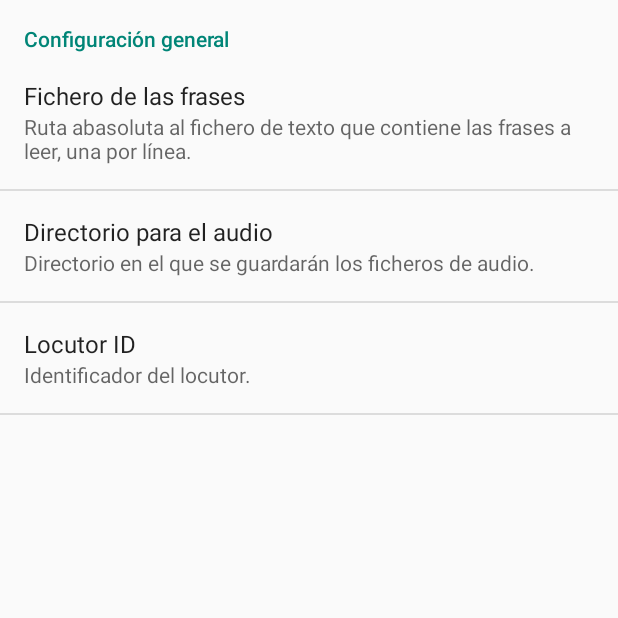
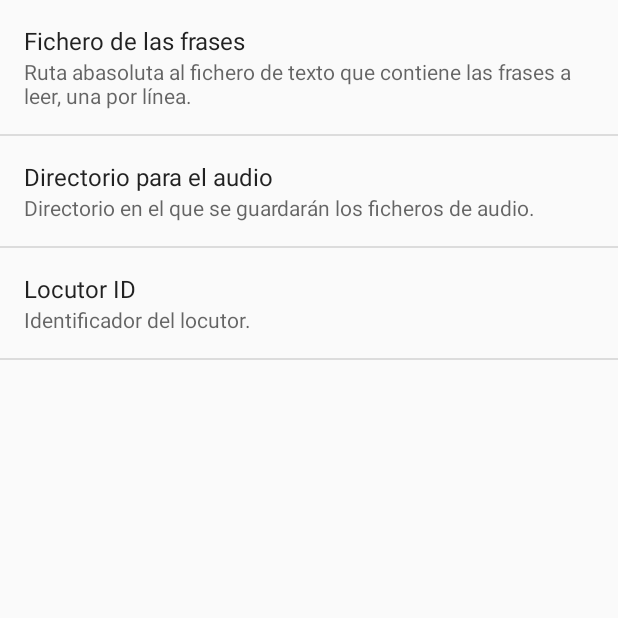
Before and after one commit to egranell/Read4SpeechExperiments, an Android app: the screen it shows after launch (settings), after a tap on an icon or button, on a phone screen of 412 x 824 dp, the top half of it. Run offline under Robolectric (Android 15) with nearby library versions, the phone set to English and light mode, and no system bars.

Commit message:
Mejoras menores

```diff
--- a/app/src/main/AndroidManifest.xml
+++ b/app/src/main/AndroidManifest.xml
@@ -9,7 +9,7 @@
 
     <application
         android:allowBackup="true"
-        android:icon="@drawable/r4se_icono"
+        android:icon="@drawable/r4se_icono_app"
         android:label="@string/app_name"
         android:theme="@style/AppTheme" >
         <activity
@@ -20,7 +20,7 @@
                 <category android:name="android.intent.category.LAUNCHER" />
             </intent-filter>
         </activity>
-        <activity android:name="com.aemus.Read4SpeechExperiments.settings"></activity>
+        <activity android:name="com.aemus.Read4SpeechExperiments.settings"/>
     </application>
 
 </manifest>
--- a/app/src/main/java/com/aemus/Read4SpeechExperiments/MainActivity.java
+++ b/app/src/main/java/com/aemus/Read4SpeechExperiments/MainActivity.java
@@ -7,7 +7,9 @@ import android.content.DialogInterface;
 import android.content.Intent;
 import android.content.SharedPreferences;
 import android.media.AudioFormat;
+import android.media.AudioManager;
 import android.media.AudioRecord;
+import android.media.AudioTrack;
 import android.media.MediaPlayer;
 import android.media.MediaPlayer.OnCompletionListener;
 import android.media.MediaRecorder.AudioSource;
@@ -44,8 +46,10 @@ import android.widget.RelativeLayout;
 import android.widget.TextView;
 import android.widget.Toast;
 
+import java.io.BufferedInputStream;
 import java.io.BufferedOutputStream;
 import java.io.BufferedReader;
+import java.io.DataInputStream;
 import java.io.File;
 import java.io.FileInputStream;
 import java.io.FileNotFoundException;
@@ -167,7 +171,7 @@ public class MainActivity extends ActionBarActivity {
             public void onInit(int status) {
             }
         });
-        // Añadir en la configuración la posibilidad de elegir el idioma
+        // Añadir en la configuración la posibilidad de habilitar el sintetizador y elegir el idioma
         tts.setLanguage(new Locale("es", "ES"));
 
         init();
@@ -310,13 +314,10 @@ public class MainActivity extends ActionBarActivity {
 
     void init() {
         SharedPreferences settings = PreferenceManager.getDefaultSharedPreferences(this);
-        /*if (!new File(settings.getString("mandatoryFile", "NULL")).exists()) {
-            Toast.makeText(getApplicationContext(), "To use this software it is necessary to define at least the mandatory sentences file to read.\nIt will load the demo sentences.", Toast.LENGTH_LONG).show();
-        }*/
-
-        if (settings.getString("name", "").matches("")) {
-            Toast.makeText(getApplicationContext(), "Please set the name of the speaker.", Toast.LENGTH_LONG).show();
-        }
+        if (!new File(settings.getString("mandatoryFile", "NULL")).exists())
+            Toast.makeText(getApplicationContext(), R.string.senteceFileNeeded, Toast.LENGTH_LONG).show();
+        if (settings.getString("name", "").matches(""))
+            Toast.makeText(getApplicationContext(), R.string.setSpeakerID, Toast.LENGTH_LONG).show();
         rootDir = new File(Environment.getExternalStorageDirectory().getPath() + "/Read4SpeechExperiments/" +
                 settings.getString("audioPath", ""));
         name = settings.getString("name", "");
@@ -326,7 +327,7 @@ public class MainActivity extends ActionBarActivity {
         Long spaceAvailable = getAvailableSpaceInKB();
         Long spaceNecessary = (long) sentences.size() * 300;
         if (spaceAvailable < spaceNecessary) {
-            notSpaceDialog.setMessage("There is not enough free space to record all sentences.\nPlease free at least " + (spaceNecessary / 1024 + 1) + " MB before using this application.");
+            notSpaceDialog.setMessage(R.string.spaceNecessary1 + String.valueOf(spaceNecessary / 1024 + 1) + R.string.spaceNecessary2);
             notSpaceDialog.show();
         }
         if (!rootDir.exists()) {
@@ -334,7 +335,7 @@ public class MainActivity extends ActionBarActivity {
                 Log.e(tag, "Cannot create directory: " + rootDir);
             }
         }
-        if (!new File(rootDir + "/" + name + "_transcripts_" + ID + ".txt").exists())
+        if (new File(rootDir + "/" + name + "_transcripts_" + ID + ".txt").exists())
             writeToFile(fileNames, sentences);
     }
 
@@ -476,7 +477,7 @@ public class MainActivity extends ActionBarActivity {
     void sendData(Boolean confirmation) {
         float done = getPercentDone();
         if (done == 0) {
-            Toast.makeText(getApplicationContext(), "There are not records to send.", Toast.LENGTH_LONG).show();
+            Toast.makeText(getApplicationContext(), R.string.noRecords, Toast.LENGTH_LONG).show();
         } else {
             if (done < 100 && !confirmation) {
                 sendDialog.show();
@@ -524,15 +525,16 @@ public class MainActivity extends ActionBarActivity {
                 }
 
                 if (settings.getString("name", null) == null) {
-                    Toast.makeText(getApplicationContext(), R.string.setSpeakerName, Toast.LENGTH_LONG).show();
+                    Toast.makeText(getApplicationContext(), R.string.setSpeakerID, Toast.LENGTH_LONG).show();
                     Intent i = new Intent(this, settings.class);
                     startActivityForResult(i, RESULT_SETTINGS);
                 }
 
-                File optionalFile = new File(settings.getString("optionalFile", ""));
+                /*File optionalFile = new File(settings.getString("optionalFile", ""));
                 if (!optionalFile.exists() && optionalFile.getAbsolutePath().matches("/")) {
-                    //Toast.makeText(getApplicationContext(), "The optional sentences file: " + optionalFile.getAbsolutePath() + " doesn't exist.", Toast.LENGTH_LONG).show();
-                }
+                    Toast.makeText(getApplicationContext(), "The optional sentences file: " + optionalFile.getAbsolutePath() + " doesn't exist.", Toast.LENGTH_LONG).show();
+                }*/
+
                 File file = new File(rootDir + "/" + name + "_transcripts_" + ID + ".txt");
                 if (file.exists()) {
                     if (!file.delete()) {
@@ -559,7 +561,7 @@ public class MainActivity extends ActionBarActivity {
         private static final String ARG_RECORDING = "recording";
         private static final String ARG_HANDFREE_RECORDING = "handFreeRecording";
         private static final String ARG_PLAYING = "playing";
-        public final Handler handler;
+        private static Handler handler = null;
         TextView sentenceNumber;
         TextView progress;
         TextView sentence;
@@ -632,8 +634,8 @@ public class MainActivity extends ActionBarActivity {
             progressBar.setMax(100);
             progressBar.setProgressDrawable(getResources().getDrawable(R.drawable.progressbar));
             progressBar.setProgress((int) getPercentDone());
-            progress.setText(String.format("%.2f", getPercentDone()) + "%");
-            sentenceNumber.setText(getResources().getString(R.string.sentence) + " " + Integer.toString(getArguments().getInt(ARG_SENTENCE_NUMBER)) + "/" + sentences.size());
+            progress.setText(String.format("%s%%", String.format("%.2f", getPercentDone())));
+            sentenceNumber.setText(String.format("%s%s/%d", getResources().getString(R.string.sentence), Integer.toString(getArguments().getInt(ARG_SENTENCE_NUMBER)), sentences.size()));
             sentence.setText(sentences.get(getArguments().getInt(ARG_SENTENCE_NUMBER) - 1));
             sentence.setOnClickListener(new OnClickListener() {
                 public void onClick(View arg0) {
@@ -713,7 +715,7 @@ public class MainActivity extends ActionBarActivity {
 
                     } else {
                         if (PreferenceManager.getDefaultSharedPreferences(getActivity()).getString("name", "").matches("")) {
-                            Toast.makeText(context, R.string.setSpeakerName, Toast.LENGTH_LONG).show();
+                            Toast.makeText(context, R.string.setSpeakerID, Toast.LENGTH_LONG).show();
                             Intent i = new Intent(context, settings.class);
                             startActivityForResult(i, RESULT_SETTINGS);
                         }else{
@@ -818,6 +820,51 @@ public class MainActivity extends ActionBarActivity {
                         } catch (IOException e) {
                             Log.e(tag, "Fallo al reproducir el fichero");
                         }
+
+
+
+
+/* Utilizando audiotrack tal vez no haga falta construir el fichero wav
+                            File file = new File(fileName + ".raw");
+
+                            int shortSizeInBytes = Short.SIZE/Byte.SIZE;
+
+                            int bufferSizeInBytes = (int)(file.length()/shortSizeInBytes);
+                            short[] audioData = new short[bufferSizeInBytes];
+
+                            try {
+                                InputStream inputStream = new FileInputStream(file);
+                                BufferedInputStream bufferedInputStream = new BufferedInputStream(inputStream);
+                                DataInputStream dataInputStream = new DataInputStream(bufferedInputStream);
+
+                                int i = 0;
+                                while(dataInputStream.available() > 0){
+                                    audioData[i] = dataInputStream.readShort();
+                                    i++;
+                                }
+
+                                dataInputStream.close();
+
+                                AudioTrack audioTrack = new AudioTrack(
+                                        AudioManager.STREAM_MUSIC,
+                                        16000,
+                                        AudioFormat.CHANNEL_CONFIGURATION_MONO,
+                                        AudioFormat.ENCODING_PCM_16BIT,
+                                        bufferSizeInBytes,
+                                        AudioTrack.MODE_STREAM);
+
+                                audioTrack.play();
+                                audioTrack.write(audioData, 0, bufferSizeInBytes);
+
+
+                            } catch (FileNotFoundException e) {
+                                e.printStackTrace();
+                            } catch (IOException e) {
+                                e.printStackTrace();
+                            }*/
+
+
+
                     } else {
                         mViewPager.setPagingEnabled(true);
                         getArguments().putBoolean(ARG_PLAYING, false);
@@ -866,8 +913,8 @@ public class MainActivity extends ActionBarActivity {
                 imageSentence.setImageDrawable(getResources().getDrawable(getResources().getIdentifier(mDrawableName, "drawable", context.getPackageName())));
             }
             progressBar.setProgress((int) getPercentDone());
-            progress.setText(String.format("%.2f", getPercentDone()) + "%");
-            sentenceNumber.setText(getResources().getString(R.string.sentence) + " " + Integer.toString(getArguments().getInt(ARG_SENTENCE_NUMBER)) + "/" + sentences.size());
+            progress.setText(String.format("%s%%", String.format("%.2f", getPercentDone())));
+            sentenceNumber.setText(String.format("%s %s/%d", getResources().getString(R.string.sentence), Integer.toString(getArguments().getInt(ARG_SENTENCE_NUMBER)), sentences.size()));
         }
 
         public void handsFreeMode() {
@@ -881,9 +928,11 @@ public class MainActivity extends ActionBarActivity {
                         if (getArguments().getBoolean(ARG_HANDFREE_RECORDING)) {
                             tts.speak(sentences.get(i), TextToSpeech.QUEUE_FLUSH, null);
                             long startTime = System.currentTimeMillis();
-                            while ((System.currentTimeMillis() - startTime) < 1000) {
+                            while (true) {
+                                if (!((System.currentTimeMillis() - startTime) < 1000)) break;
                             }
-                            while (tts.isSpeaking()) {
+                            while (true) {
+                                if (!(tts.isSpeaking())) break;
                             }
                         } else {
                             i--;
--- a/app/src/main/res/drawable/progressbar.xml
+++ b/app/src/main/res/drawable/progressbar.xml
@@ -7,9 +7,9 @@
         <corners android:radius="5dip" />
         <gradient
                 android:startColor="#080862"
-                android:centerColor="#080862"
+                android:centerColor="#0808ff"
                 android:centerY="0.75"
-                android:endColor="#0808ff"
+                android:endColor="#0888ff"
                 android:angle="270"
         />
     </shape>
@@ -21,9 +21,9 @@
             <corners android:radius="10dip" />
             <gradient
                     android:startColor="#080862"
-                    android:centerColor="#80ffb600"
+                    android:centerColor="#086260"
                     android:centerY="0.75"
-                    android:endColor="#a0ffcb00"
+                    android:endColor="#089999"
                     android:angle="270"
             />
         </shape>
@@ -38,7 +38,7 @@
             <corners
                 android:radius="5dip" />
             <gradient
-                android:startColor="#086208"
+                android:startColor="#080862"
                 android:centerColor="#086208"
                 android:centerY="0.75"
                 android:endColor="#339900"
--- a/app/src/main/res/values/strings.xml
+++ b/app/src/main/res/values/strings.xml
@@ -25,7 +25,7 @@
     <string name="newRecord">Nueva grabación</string>
     <string name="menu">Menú</string>
     <string name="sentence">Frase</string>
-    <string name="setSpeakerName">Por favor, indique un identificador para el locutor.</string>
+    <string name="setSpeakerID">Por favor, indique un identificador para el locutor.</string>
     <string name="settings">Configuración</string>
     <string name="audioPathSummary">Directorio en el que se guardarán los ficheros de audio.</string>
     <string name="audioPathTitle">Directorio para el audio</string>
@@ -37,4 +37,8 @@
     <string name="mandatorySentencesSummary">Ruta abasoluta al fichero de texto que contiene las frases a leer, una por línea.</string>
     <string name="mandatorySentencesTitle">Fichero de las frases</string>
     <string name="notSentencesFile">El fichero de frases indicado no existe: </string>
+    <string name="senteceFileNeeded">Se necesita un fichero de texto con la lista de frase. Se van a cargar unas frases como demostración.</string>
+    <string name="spaceNecessary1">No hay espacio suficiente para grabar todas las frases.\nPor favos, libere al menos </string>
+    <string name="spaceNecessary2"> MB antes de utilizar esta aplicación.</string>
+    <string name="noRecords">No hay grabaciones.</string>
 </resources>
--- a/app/src/main/res/xml/settings.xml
+++ b/app/src/main/res/xml/settings.xml
@@ -1,7 +1,7 @@
 <?xml version="1.0" encoding="utf-8"?>
 <PreferenceScreen xmlns:android="http://schemas.android.com/apk/res/android">
 
-    <PreferenceCategory android:title="@string/settingsTitle">
+    <!---  <PreferenceCategory android:title="@string/settingsTitle"> -->
           <EditTextPreference
               android:id="@+id/mandatorySentences"
               android:key="mandatoryFile"
@@ -29,7 +29,7 @@
              android:key="handsFree"
              android:summary="Permits to acquire the audio without user interaction"
              android:title="Hands free" /> -->
-</PreferenceCategory>
+    <!--- </PreferenceCategory> -->
 
 <!---<PreferenceCategory android:title="Experiments state">
 
```
Lines whose indentation alone changed are shown as unchanged.
